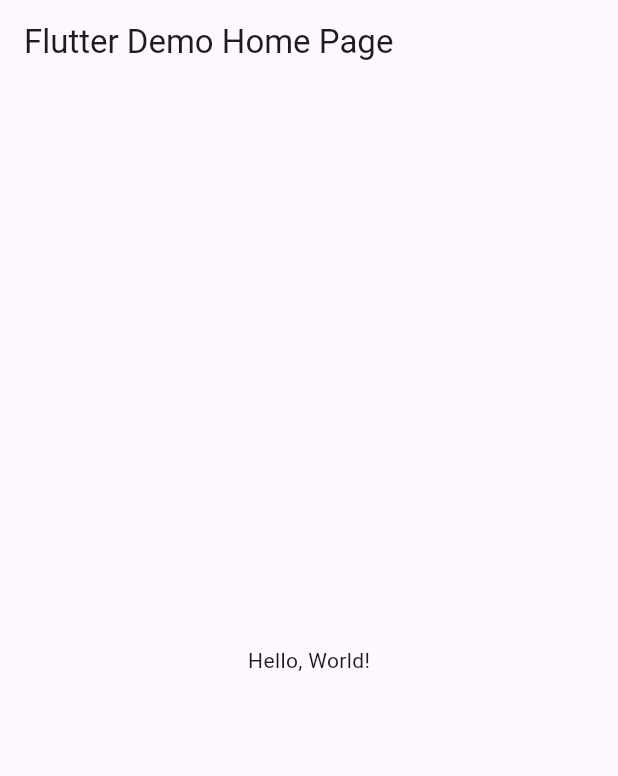
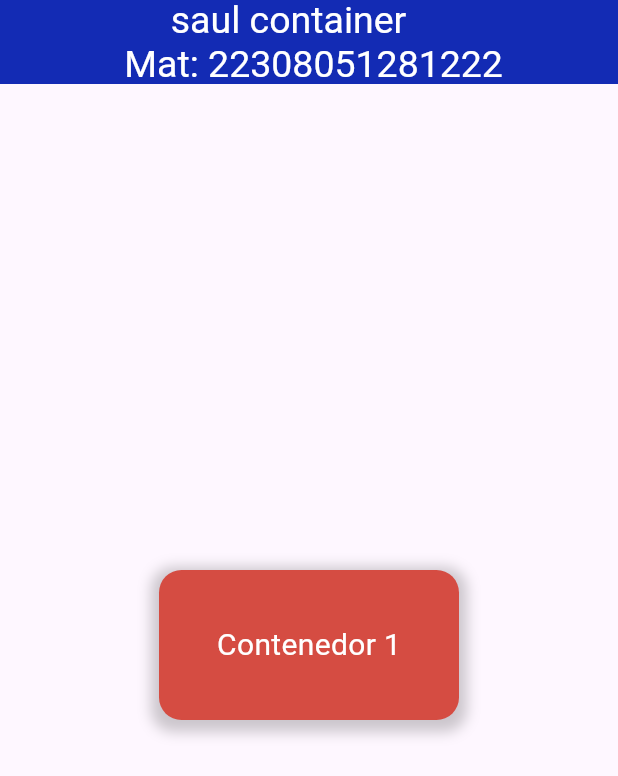
Before and after one commit to sauljimenez24/p10_ElcontainerJR, a Flutter app: the screen it shows after launch, on a phone screen of 412 x 824 dp. Shown: the top 776 px of the screen. Run offline on Flutter 3.47's test engine with Material 3 defaults, Android fonts, the phone set to English and light mode, and no system bars.

Commit message:
jimenez container

```diff
--- a/lib/main.dart
+++ b/lib/main.dart
@@ -1,43 +1,56 @@
 import 'package:flutter/material.dart';
 
-void main() => runApp(MyApp());
+void main() => runApp(const MiContainer());
 
-class MyApp extends StatelessWidget {
-  const MyApp({super.key});
-  // This widget is the root of your application.
+class MiContainer extends StatelessWidget {
+  const MiContainer({Key? key}) : super(key: key);
+
   @override
   Widget build(BuildContext context) {
     return MaterialApp(
-      // Application name
-      title: 'Flutter Hello World',
-      // Application theme data, you can set the colors for the application as
-      // you want
-      theme: ThemeData(
-        // useMaterial3: false,
-        primarySwatch: Colors.blue,
-      ),
-      // A widget which will be started on application startup
-      home: MyHomePage(title: 'Flutter Demo Home Page'),
-    );
-  }
-}
-
-class MyHomePage extends StatelessWidget {
-  final String title;
-  const MyHomePage({super.key, required this.title});
-
-  @override
-  Widget build(BuildContext context) {
-    return Scaffold(
-      appBar: AppBar(
-        // The title text which will be shown on the action bar
-        title: Text(title),
-      ),
-      body: Center(
-        child: Text(
-          'Hello, World!',
+      debugShowCheckedModeBanner: false,
+      home: Scaffold(
+        appBar: AppBar(
+          title: const Text('      saul container \n Mat: 22308051281222'),
+          centerTitle: true,
+          backgroundColor: const Color(0xff132bb4),
+          titleTextStyle: const TextStyle(color: Colors.white, fontSize: 25),
+        ),
+        body: Center(
+          child: Column(
+            mainAxisAlignment: MainAxisAlignment.center,
+            children: [
+              // Primer contenedor
+              Container(
+                width: 200,
+                height: 100,
+                decoration: BoxDecoration(
+                  color: Color(0xffd54c42), // Color del contenedor
+                  borderRadius:
+                      BorderRadius.circular(15), // Esquinas redondeadas
+                  boxShadow: [
+                    BoxShadow(
+                      color: Colors.black26
+                          .withOpacity(0.20), // Color de la sombra
+                      spreadRadius: 5, // Extensión de la sombra
+                      blurRadius: 7, // Difuminado de la sombra
+                      offset: const Offset(0, 3), // Desplazamiento de la sombra
+                    ),
+                  ],
+                ),
+                child: const Center(
+                  child: Text(
+                    'Contenedor 1',
+                    style: TextStyle(color: Colors.white, fontSize: 20),
+                  ),
+                ),
+              ),
+              const SizedBox(height: 20), // Espacio entre los contenedores
+              // Segundo contenedor
+            ],
+          ),
         ),
       ),
     );
-  }
-}
+  } // fin de widgets
+} // clase mi contenendor
```
Also changed, not shown: containerfinaljimenez.PNG (added).
